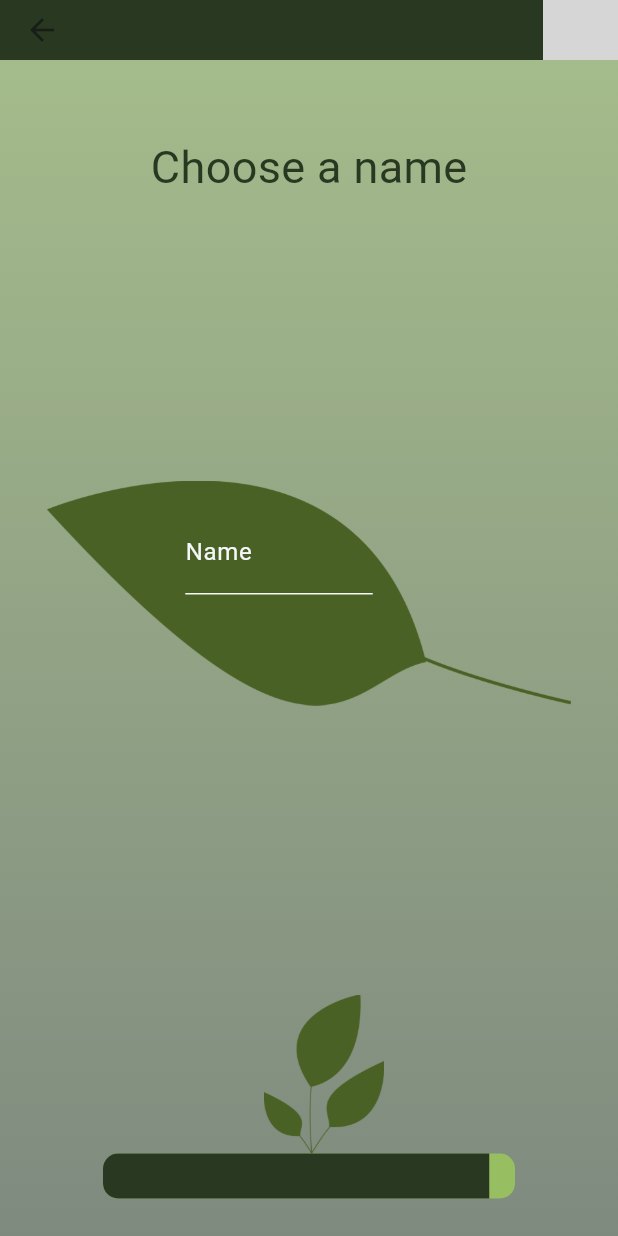
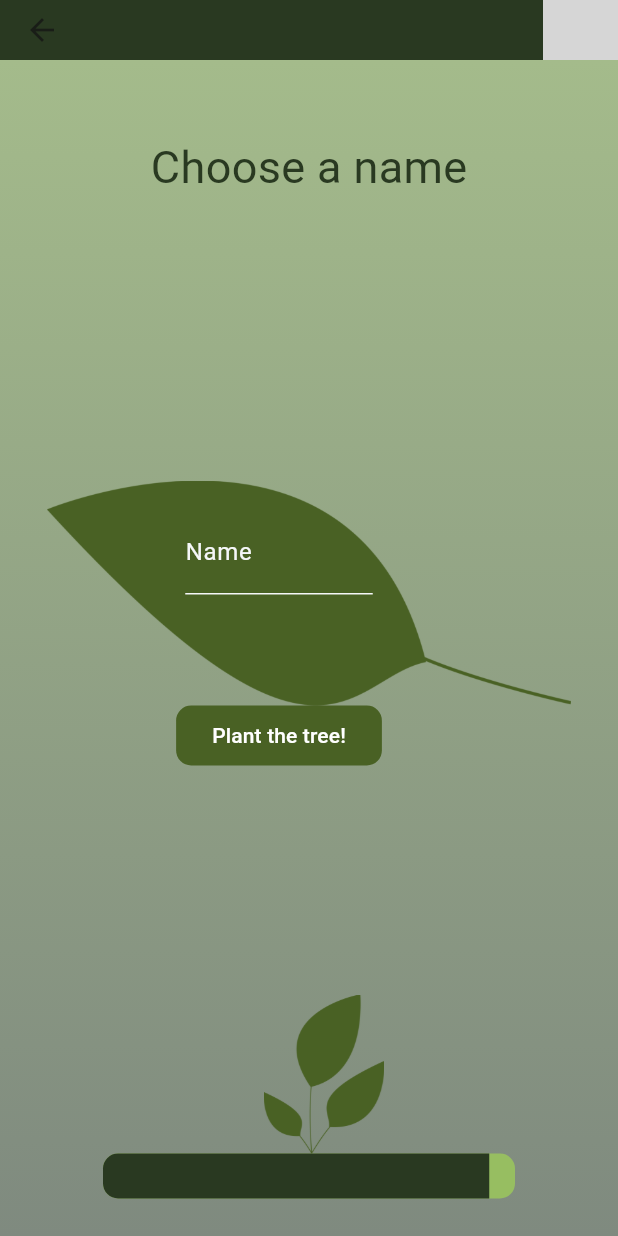
Before and after one commit to ChaiB04/treebud, a Flutter app: the NewTreeStep3 screen opened directly, on a phone screen of 412 x 824 dp. Run offline on Flutter 3.47's test engine with Material 3 defaults, Android fonts, the phone set to English and light mode, and no system bars; our stand-ins replace flutter_map, geolocator, latlong2; missing offline and left inert: arcore_flutter_plugin, flutter_map_animations, flutter_map_cancellable_tile_provider, mongo_dart; network calls fail; Roboto replaces fonts that are missing (Montserrat-Regular); project files that could hold a hidden picture were left out; grey boxes are pictures that could not be loaded.

Commit message:
Added ending to the 3rd step, styl e the button accordingly still

```diff
--- a/tree_bud/lib/screens/new_tree_screens/newTree_step3.dart
+++ b/tree_bud/lib/screens/new_tree_screens/newTree_step3.dart
@@ -1,4 +1,6 @@
 import 'package:flutter/material.dart';
+
+import '../homepage.dart';
 
 class NewTreeStep3 extends StatefulWidget {
   const NewTreeStep3({super.key});
@@ -24,7 +26,6 @@ class _NewTreeStep3State extends State<NewTreeStep3> {
           ),
         ],
       ),
-
       body: Stack(
         children: [
           //Background color (gradient)
@@ -55,7 +56,8 @@ class _NewTreeStep3State extends State<NewTreeStep3> {
                 ),
               ),
               Padding(
-                padding: EdgeInsets.only(top:  MediaQuery.of(context).size.height / 6),
+                padding: EdgeInsets.only(
+                    top: MediaQuery.of(context).size.height / 6),
                 child: Center(
                   child: Stack(
                     children: [
@@ -67,26 +69,57 @@ class _NewTreeStep3State extends State<NewTreeStep3> {
                           ),
                         ),
                       ),
-                      const Center(
+                      Center(
                         child: Padding(
-                          padding: EdgeInsets.only(right: 40, top: 20),
-                          child: SizedBox(
+                            padding: const EdgeInsets.only(right: 40, top: 20),
+                            child: Column(
+                              children: [
+                                const SizedBox(
                                   width: 125,
                                   child: TextField(
                                     obscureText: true,
                                     decoration: InputDecoration(
                                       enabledBorder: UnderlineInputBorder(
                                         borderSide: BorderSide(
-                                      color:
-                                          Color.fromRGBO(245, 247, 248, 1.0)),
+                                            color: Color.fromRGBO(
+                                                245, 247, 248, 1.0)),
                                       ),
                                       labelText: 'Name',
                                       labelStyle: TextStyle(
-                                    color: Color.fromRGBO(245, 247, 248, 1.0)),
+                                          color: Color.fromRGBO(
+                                              245, 247, 248, 1.0)),
                                     ),
                                   ),
                                 ),
+                                Padding(
+                                  padding: const EdgeInsets.only(top: 70),
+                                  child: FilledButton(
+                                    onPressed: () {
+                                      Navigator.pushAndRemoveUntil(
+                                        context,
+                                        MaterialPageRoute(builder: (context) => const HomePage()),
+                                            (route) => false,
+                                      );
+                                    },
+                                    style: ButtonStyle(
+                                      backgroundColor:
+                                          MaterialStateProperty.all<Color>(
+                                        const Color.fromRGBO(73, 97, 36, 1.0),
                                       ),
+                                      // Setting border
+                                      shape: MaterialStateProperty.all<
+                                          OutlinedBorder>(
+                                        RoundedRectangleBorder(
+                                          borderRadius:
+                                              BorderRadius.circular(10.0),
+                                        ),
+                                      ),
+                                    ),
+                                    child: const Text('Plant the tree!'),
+                                  ),
+                                ),
+                              ],
+                            )),
                       ),
                     ],
                   ),
```
Lines whose indentation alone changed are shown as unchanged.
